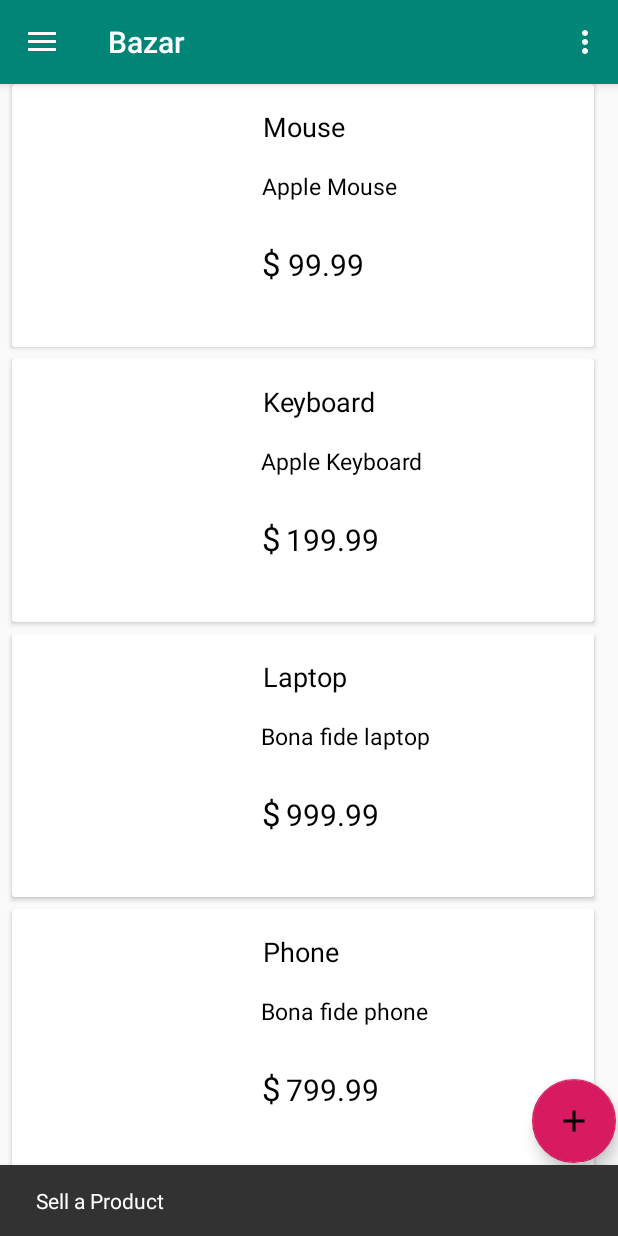
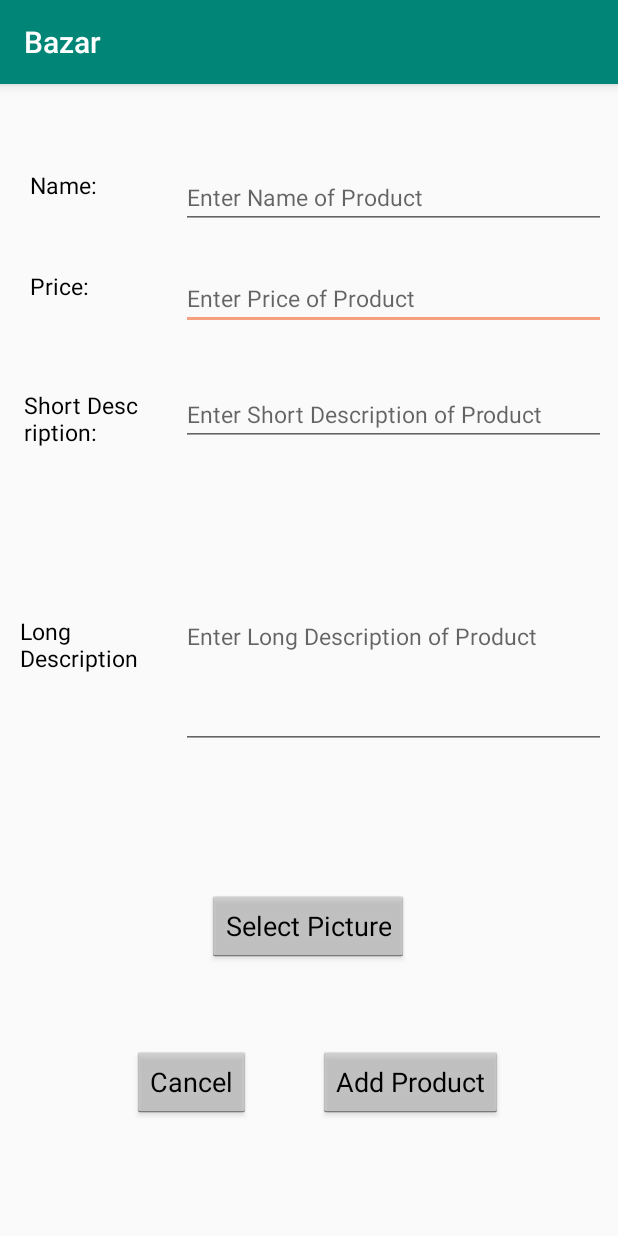
Before and after one commit to paraspathak/Bazar, an Android app: the Slidermenu screen opened directly, with no data from a screen before it, after a tap on an icon or button, on a phone screen of 412 x 824 dp. Run offline under Robolectric (Android 15) with nearby library versions, the phone set to English and light mode, and no system bars.

Commit message:
Adding a product Class created

```diff
--- a/app/src/main/AndroidManifest.xml
+++ b/app/src/main/AndroidManifest.xml
@@ -9,7 +9,8 @@
         android:roundIcon="@mipmap/ic_launcher_round"
         android:supportsRtl="true"
         android:theme="@style/AppTheme">
-        <activity android:name=".Buy_Screen"></activity>
+        <activity android:name=".AddProductforSale"></activity>
+        <activity android:name=".Buy_Screen" />
         <activity
             android:name=".Slidermenu"
             android:label="@string/title_activity_slidermenu"
--- /dev/null
+++ b/app/src/main/java/com/example/bazar/AddProductforSale.java
@@ -0,0 +1,13 @@
+package com.example.bazar;
+
+import android.support.v7.app.AppCompatActivity;
+import android.os.Bundle;
+
+public class AddProductforSale extends AppCompatActivity {
+
+    @Override
+    protected void onCreate(Bundle savedInstanceState) {
+        super.onCreate(savedInstanceState);
+        setContentView(R.layout.activity_add_productfor_sale);
+    }
+}
--- a/app/src/main/java/com/example/bazar/Slidermenu.java
+++ b/app/src/main/java/com/example/bazar/Slidermenu.java
@@ -1,5 +1,6 @@
 package com.example.bazar;
 
+import android.content.Intent;
 import android.os.Bundle;
 import android.support.design.widget.FloatingActionButton;
 import android.support.design.widget.Snackbar;
@@ -43,6 +44,8 @@ public class Slidermenu extends AppCompatActivity
             }
         });
 
+        FloatingActionButton floatingActionButton = (FloatingActionButton) findViewById(R.id.fab);
+
         DrawerLayout drawer = (DrawerLayout) findViewById(R.id.drawer_layout);
         ActionBarDrawerToggle toggle = new ActionBarDrawerToggle(
                 this, drawer, toolbar, R.string.navigation_drawer_open, R.string.navigation_drawer_close);
@@ -51,6 +54,14 @@ public class Slidermenu extends AppCompatActivity
 
         NavigationView navigationView = (NavigationView) findViewById(R.id.nav_view);
         navigationView.setNavigationItemSelectedListener(this);
+
+        fab.setOnClickListener(new View.OnClickListener() {
+            @Override
+            public void onClick(View v) {
+                Intent intent = new Intent(v.getContext(),AddProductforSale.class);
+                v.getContext().startActivity(intent);
+            }
+        });
 
         recyclerView = (RecyclerView) findViewById(R.id.recycler_view);
         recyclerView.setHasFixedSize(true);
--- /dev/null
+++ b/app/src/main/res/layout/activity_add_productfor_sale.xml
@@ -0,0 +1,221 @@
+<?xml version="1.0" encoding="utf-8"?>
+<android.support.constraint.ConstraintLayout xmlns:android="http://schemas.android.com/apk/res/android"
+    xmlns:app="http://schemas.android.com/apk/res-auto"
+    xmlns:tools="http://schemas.android.com/tools"
+    android:layout_width="match_parent"
+    android:layout_height="match_parent"
+    tools:context=".AddProductforSale">
+
+    <include
+        android:id="@+id/include2"
+        layout="@layout/toolbar_with_slidermenu" />
+
+    <EditText
+        android:id="@+id/price_entry"
+        android:layout_width="283dp"
+        android:layout_height="40dp"
+        android:layout_marginStart="8dp"
+        android:layout_marginEnd="8dp"
+        android:layout_marginBottom="8dp"
+        android:hint="Enter Price of Product"
+        android:textColor="@color/headlines"
+        android:textSize="15sp"
+        app:layout_constraintBottom_toBottomOf="parent"
+        app:layout_constraintEnd_toEndOf="parent"
+        app:layout_constraintHorizontal_bias="1.0"
+        app:layout_constraintStart_toStartOf="parent"
+        app:layout_constraintTop_toBottomOf="@+id/include2"
+        app:layout_constraintVertical_bias="0.172" />
+
+    <EditText
+        android:id="@+id/name_entry3"
+        android:layout_width="283dp"
+        android:layout_height="40dp"
+        android:layout_marginStart="8dp"
+        android:layout_marginEnd="8dp"
+        android:layout_marginBottom="8dp"
+        android:hint="Enter Name of Product"
+        android:textColor="@color/headlines"
+        android:textSize="15sp"
+        app:layout_constraintBottom_toBottomOf="parent"
+        app:layout_constraintEnd_toEndOf="parent"
+        app:layout_constraintHorizontal_bias="1.0"
+        app:layout_constraintStart_toStartOf="parent"
+        app:layout_constraintTop_toBottomOf="@+id/include2"
+        app:layout_constraintVertical_bias="0.079" />
+
+    <EditText
+        android:id="@+id/longdes_entry"
+        android:layout_width="283dp"
+
+        android:layout_height="150dp"
+        android:layout_marginStart="8dp"
+        android:layout_marginEnd="8dp"
+        android:layout_marginBottom="8dp"
+        android:textColor="@color/headlines"
+        android:textSize="15sp"
+        android:hint="Enter Long Description of Product"
+        app:layout_constraintBottom_toBottomOf="parent"
+        app:layout_constraintEnd_toEndOf="parent"
+        app:layout_constraintHorizontal_bias="1.0"
+        app:layout_constraintStart_toStartOf="parent"
+        app:layout_constraintTop_toBottomOf="@+id/include2"
+        app:layout_constraintVertical_bias="0.481" />
+
+    <EditText
+        android:id="@+id/shortdes_entry"
+        android:layout_width="283dp"
+        android:layout_height="40dp"
+        android:layout_marginStart="8dp"
+        android:layout_marginEnd="8dp"
+        android:layout_marginBottom="8dp"
+        android:hint="Enter Short Description of Product"
+        android:textColor="@color/headlines"
+        android:textSize="15sp"
+        app:layout_constraintBottom_toBottomOf="parent"
+        app:layout_constraintEnd_toEndOf="parent"
+        app:layout_constraintHorizontal_bias="1.0"
+        app:layout_constraintStart_toStartOf="parent"
+        app:layout_constraintTop_toBottomOf="@+id/include2"
+        app:layout_constraintVertical_bias="0.28" />
+
+    <TextView
+        android:id="@+id/name_field"
+        android:layout_width="68dp"
+        android:layout_height="40dp"
+        android:layout_marginStart="8dp"
+        android:layout_marginEnd="8dp"
+        android:layout_marginBottom="8dp"
+        android:text="Name:"
+        android:textColor="@color/headlines"
+        android:textSize="15sp"
+        app:layout_constraintBottom_toBottomOf="parent"
+        app:layout_constraintEnd_toEndOf="parent"
+        app:layout_constraintHorizontal_bias="0.036"
+        app:layout_constraintStart_toStartOf="parent"
+        app:layout_constraintTop_toBottomOf="@+id/include2"
+        app:layout_constraintVertical_bias="0.079" />
+
+    <TextView
+        android:id="@+id/price_field"
+        android:layout_width="68dp"
+        android:layout_height="40dp"
+        android:layout_marginStart="8dp"
+        android:layout_marginEnd="8dp"
+        android:layout_marginBottom="8dp"
+        android:text="Price:"
+        android:textColor="@color/headlines"
+        android:textSize="15sp"
+        app:layout_constraintBottom_toBottomOf="parent"
+        app:layout_constraintEnd_toEndOf="parent"
+        app:layout_constraintHorizontal_bias="0.036"
+        app:layout_constraintStart_toStartOf="parent"
+        app:layout_constraintTop_toBottomOf="@+id/include2"
+        app:layout_constraintVertical_bias="0.172" />
+
+    <TextView
+        android:id="@+id/longdes_field"
+        android:layout_width="83dp"
+        android:layout_height="150dp"
+        android:layout_marginStart="8dp"
+        android:layout_marginEnd="8dp"
+        android:layout_marginBottom="8dp"
+        android:text="Long Description"
+        android:textAlignment="viewStart"
+        android:textColor="@color/headlines"
+        android:textSize="15sp"
+        app:layout_constraintBottom_toBottomOf="parent"
+        app:layout_constraintEnd_toEndOf="parent"
+        app:layout_constraintHorizontal_bias="0.016"
+        app:layout_constraintStart_toStartOf="parent"
+        app:layout_constraintTop_toBottomOf="@+id/include2"
+        app:layout_constraintVertical_bias="0.58" />
+
+    <TextView
+        android:id="@+id/shortdes_field"
+        android:layout_width="80dp"
+        android:layout_height="38dp"
+        android:layout_marginStart="8dp"
+        android:layout_marginEnd="8dp"
+        android:layout_marginBottom="8dp"
+        android:text="Short Description:"
+        android:textColor="@color/headlines"
+        android:textSize="15sp"
+        app:layout_constraintBottom_toBottomOf="parent"
+        app:layout_constraintEnd_toEndOf="parent"
+        app:layout_constraintHorizontal_bias="0.025"
+        app:layout_constraintStart_toStartOf="parent"
+        app:layout_constraintTop_toBottomOf="@+id/include2"
+        app:layout_constraintVertical_bias="0.282" />
+
+    <Button
+        android:id="@+id/button"
+        style="@android:style/Widget.Holo.Light.Button.Inset"
+        android:layout_width="wrap_content"
+        android:layout_height="wrap_content"
+        android:layout_marginStart="8dp"
+        android:layout_marginTop="8dp"
+        android:layout_marginEnd="8dp"
+        android:layout_marginBottom="8dp"
+        android:text="@android:string/cancel"
+        app:layout_constraintBottom_toBottomOf="parent"
+        app:layout_constraintEnd_toEndOf="parent"
+        app:layout_constraintHorizontal_bias="0.253"
+        app:layout_constraintStart_toStartOf="parent"
+        app:layout_constraintTop_toBottomOf="@+id/include2"
+        app:layout_constraintVertical_bias="0.9" />
+
+    <Button
+        android:id="@+id/AddItem"
+        style="@android:style/Widget.Holo.Light.Button.Inset"
+        android:layout_width="wrap_content"
+        android:layout_height="wrap_content"
+        android:layout_marginStart="8dp"
+        android:layout_marginTop="8dp"
+        android:layout_marginEnd="8dp"
+        android:layout_marginBottom="8dp"
+        android:text="Add Product"
+        app:layout_constraintBottom_toBottomOf="parent"
+        app:layout_constraintEnd_toEndOf="parent"
+        app:layout_constraintHorizontal_bias="0.748"
+        app:layout_constraintStart_toStartOf="parent"
+        app:layout_constraintTop_toBottomOf="@+id/include2"
+        app:layout_constraintVertical_bias="0.9" />
+
+    <Button
+        android:id="@+id/TakePicture"
+        style="@android:style/Widget.Holo.Light.Button.Inset"
+        android:layout_width="wrap_content"
+        android:layout_height="wrap_content"
+        android:layout_marginStart="8dp"
+        android:layout_marginTop="8dp"
+        android:layout_marginEnd="8dp"
+        android:layout_marginBottom="8dp"
+        android:text="Select Picture"
+        app:layout_constraintBottom_toBottomOf="parent"
+        app:layout_constraintEnd_toEndOf="parent"
+        app:layout_constraintHorizontal_bias="0.498"
+        app:layout_constraintStart_toStartOf="parent"
+        app:layout_constraintTop_toBottomOf="@+id/include2"
+        app:layout_constraintVertical_bias="0.752" />
+
+    <TextView
+        android:id="@+id/photo_status"
+        android:layout_width="wrap_content"
+        android:layout_height="wrap_content"
+        android:layout_marginStart="8dp"
+        android:layout_marginTop="8dp"
+        android:layout_marginEnd="8dp"
+        android:layout_marginBottom="8dp"
+        android:ems="10"
+        android:inputType="textPersonName"
+        android:text="Photo Status"
+        android:visibility="invisible"
+        app:layout_constraintBottom_toBottomOf="parent"
+        app:layout_constraintEnd_toEndOf="parent"
+        app:layout_constraintStart_toStartOf="parent"
+        app:layout_constraintTop_toBottomOf="@+id/include2"
+        app:layout_constraintVertical_bias="0.661" />
+
+
+</android.support.constraint.ConstraintLayout>
--- a/app/src/main/res/layout/activity_buy__screen.xml
+++ b/app/src/main/res/layout/activity_buy__screen.xml
@@ -10,6 +10,7 @@
     <android.support.v7.widget.GridLayout
         android:layout_width="395dp"
         android:layout_height="715dp"
+        android:background="@color/buypage"
         android:layout_marginStart="8dp"
         android:layout_marginTop="8dp"
         app:layout_constraintEnd_toEndOf="parent"
--- a/app/src/main/res/layout/activity_second.xml
+++ b/app/src/main/res/layout/activity_second.xml
@@ -16,6 +16,7 @@
         android:layout_marginEnd="8dp"
         android:layout_marginBottom="8dp"
         android:orientation="vertical"
+        android:background="@color/buypage"
         app:layout_constraintBottom_toBottomOf="parent"
         app:layout_constraintEnd_toEndOf="parent"
         app:layout_constraintHorizontal_bias="0.0"
--- a/app/src/main/res/layout/app_bar_slidermenu.xml
+++ b/app/src/main/res/layout/app_bar_slidermenu.xml
@@ -29,6 +29,7 @@
         android:scaleType="centerInside"
         app:layout_anchor="@+id/include"
         app:layout_anchorGravity="end|bottom"
+        android:elevation="4dp"
         app:srcCompat="@drawable/ic_add_black_24dp" />
 
 </android.support.design.widget.CoordinatorLayout>
--- a/app/src/main/res/values/colors.xml
+++ b/app/src/main/res/values/colors.xml
@@ -3,8 +3,9 @@
     <color name="colorPrimary">#008577</color>
     <color name="cardbackground">#f0f8ff</color>
     <color name="colorPrimaryDark">#00574B</color>
-    <color name="colorAccent">#D81B60</color>
+    <color name="colorAccent">#f79f81</color>
     <color name="headlines">#000000</color>
     <color name="background_button">#00cc44</color>
     <color name="dollar">#ff0000</color>
+    <color name="buypage">#ffffff</color>
 </resources>
```
